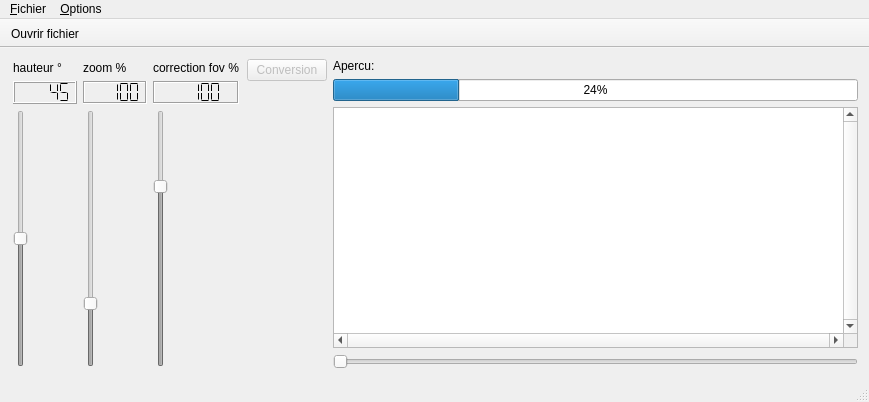
This is mainwindow.ui in havetc/OpenFish as Qt 5 draws it before an edit. The edited form follows.
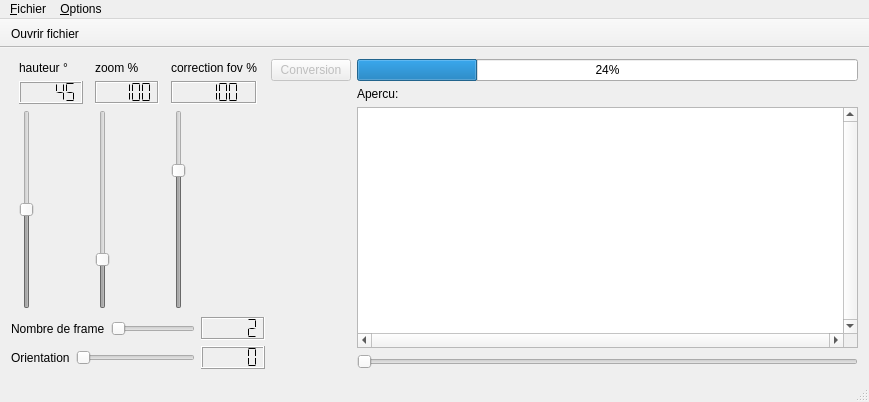
This is the edited form. Icons and pictures are not drawn.

Commit message:
implementation of multiple frames
now we can process from dual to hexa view. We can also set an offset to
the angle

```diff
--- a/mainwindow.ui
+++ b/mainwindow.ui
@@ -28,6 +28,11 @@
    </property>
    <layout class="QHBoxLayout" name="horizontalLayout_2">
     <item>
+     <layout class="QVBoxLayout" name="verticalLayout_7">
+      <property name="sizeConstraint">
+       <enum>QLayout::SetFixedSize</enum>
+      </property>
+      <item>
      <layout class="QHBoxLayout" name="horizontalLayout">
       <property name="sizeConstraint">
        <enum>QLayout::SetFixedSize</enum>
@@ -203,6 +208,115 @@
      </layout>
     </item>
     <item>
+       <layout class="QHBoxLayout" name="horizontalLayout_3">
+        <item>
+         <widget class="QLabel" name="frames">
+          <property name="sizePolicy">
+           <sizepolicy hsizetype="Fixed" vsizetype="Preferred">
+            <horstretch>0</horstretch>
+            <verstretch>0</verstretch>
+           </sizepolicy>
+          </property>
+          <property name="text">
+           <string>Nombre de frame</string>
+          </property>
+         </widget>
+        </item>
+        <item>
+         <widget class="QSlider" name="framesSlider">
+          <property name="sizePolicy">
+           <sizepolicy hsizetype="Preferred" vsizetype="Fixed">
+            <horstretch>0</horstretch>
+            <verstretch>0</verstretch>
+           </sizepolicy>
+          </property>
+          <property name="minimum">
+           <number>2</number>
+          </property>
+          <property name="maximum">
+           <number>6</number>
+          </property>
+          <property name="orientation">
+           <enum>Qt::Horizontal</enum>
+          </property>
+          <property name="tickPosition">
+           <enum>QSlider::NoTicks</enum>
+          </property>
+          <property name="tickInterval">
+           <number>1</number>
+          </property>
+         </widget>
+        </item>
+        <item>
+         <widget class="QLCDNumber" name="framesLcd">
+          <property name="sizePolicy">
+           <sizepolicy hsizetype="Fixed" vsizetype="Minimum">
+            <horstretch>0</horstretch>
+            <verstretch>0</verstretch>
+           </sizepolicy>
+          </property>
+          <property name="frameShadow">
+           <enum>QFrame::Sunken</enum>
+          </property>
+          <property name="segmentStyle">
+           <enum>QLCDNumber::Flat</enum>
+          </property>
+          <property name="intValue" stdset="0">
+           <number>2</number>
+          </property>
+         </widget>
+        </item>
+       </layout>
+      </item>
+      <item>
+       <layout class="QHBoxLayout" name="horizontalLayout_4">
+        <item>
+         <widget class="QLabel" name="offset">
+          <property name="sizePolicy">
+           <sizepolicy hsizetype="Fixed" vsizetype="Preferred">
+            <horstretch>0</horstretch>
+            <verstretch>0</verstretch>
+           </sizepolicy>
+          </property>
+          <property name="text">
+           <string>Orientation</string>
+          </property>
+         </widget>
+        </item>
+        <item>
+         <widget class="QSlider" name="offsetSlider">
+          <property name="sizePolicy">
+           <sizepolicy hsizetype="Minimum" vsizetype="Fixed">
+            <horstretch>0</horstretch>
+            <verstretch>0</verstretch>
+           </sizepolicy>
+          </property>
+          <property name="maximum">
+           <number>90</number>
+          </property>
+          <property name="orientation">
+           <enum>Qt::Horizontal</enum>
+          </property>
+         </widget>
+        </item>
+        <item>
+         <widget class="QLCDNumber" name="offsetLcd">
+          <property name="sizePolicy">
+           <sizepolicy hsizetype="Fixed" vsizetype="Minimum">
+            <horstretch>0</horstretch>
+            <verstretch>0</verstretch>
+           </sizepolicy>
+          </property>
+          <property name="segmentStyle">
+           <enum>QLCDNumber::Flat</enum>
+          </property>
+         </widget>
+        </item>
+       </layout>
+      </item>
+     </layout>
+    </item>
+    <item>
      <layout class="QVBoxLayout" name="verticalLayout_3">
       <item>
        <widget class="QPushButton" name="pushButton">
@@ -237,19 +351,6 @@
     </item>
     <item>
      <layout class="QVBoxLayout" name="verticalLayout_4">
-      <item>
-       <widget class="QLabel" name="label">
-        <property name="sizePolicy">
-         <sizepolicy hsizetype="Minimum" vsizetype="Maximum">
-          <horstretch>0</horstretch>
-          <verstretch>0</verstretch>
-         </sizepolicy>
-        </property>
-        <property name="text">
-         <string>Apercu:</string>
-        </property>
-       </widget>
-      </item>
       <item>
        <widget class="QProgressBar" name="progressBar">
         <property name="enabled">
@@ -275,6 +376,19 @@
         </property>
        </widget>
       </item>
+      <item>
+       <widget class="QLabel" name="label">
+        <property name="sizePolicy">
+         <sizepolicy hsizetype="Minimum" vsizetype="Maximum">
+          <horstretch>0</horstretch>
+          <verstretch>0</verstretch>
+         </sizepolicy>
+        </property>
+        <property name="text">
+         <string>Apercu:</string>
+        </property>
+       </widget>
+      </item>
       <item>
        <widget class="QGraphicsView" name="graphicsView">
         <property name="enabled">
```
Left out of the diff: 109 changed lines with no effect on the pictures. Lines whose indentation alone changed are shown as unchanged. The commit also changes 4 other files.
